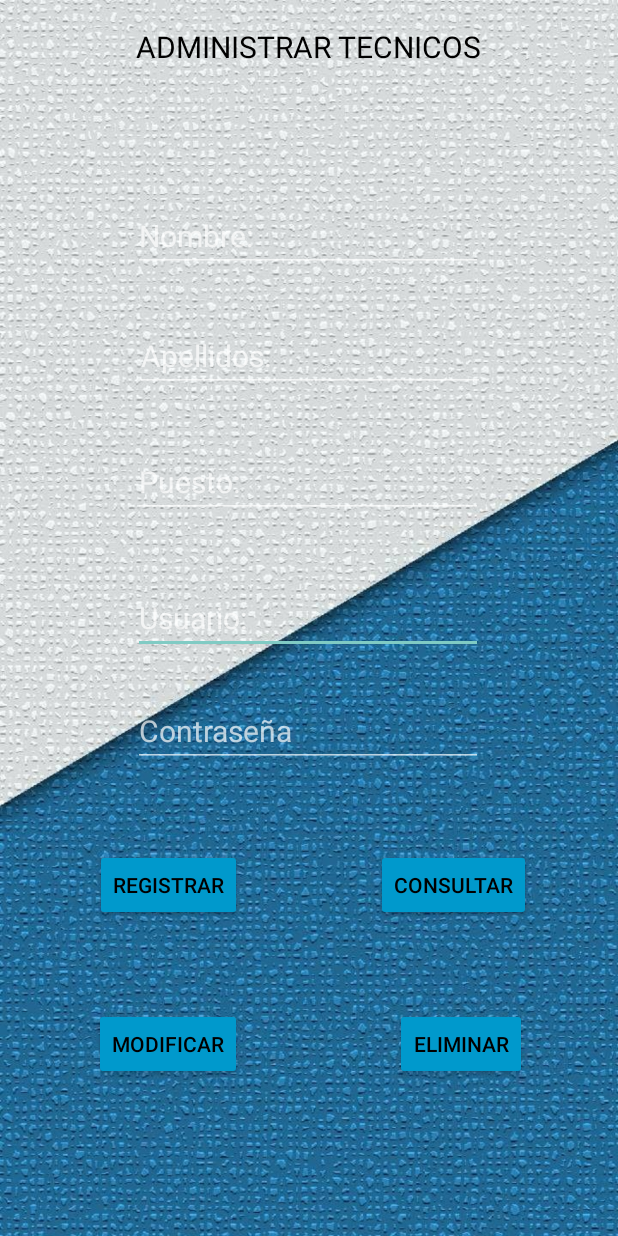
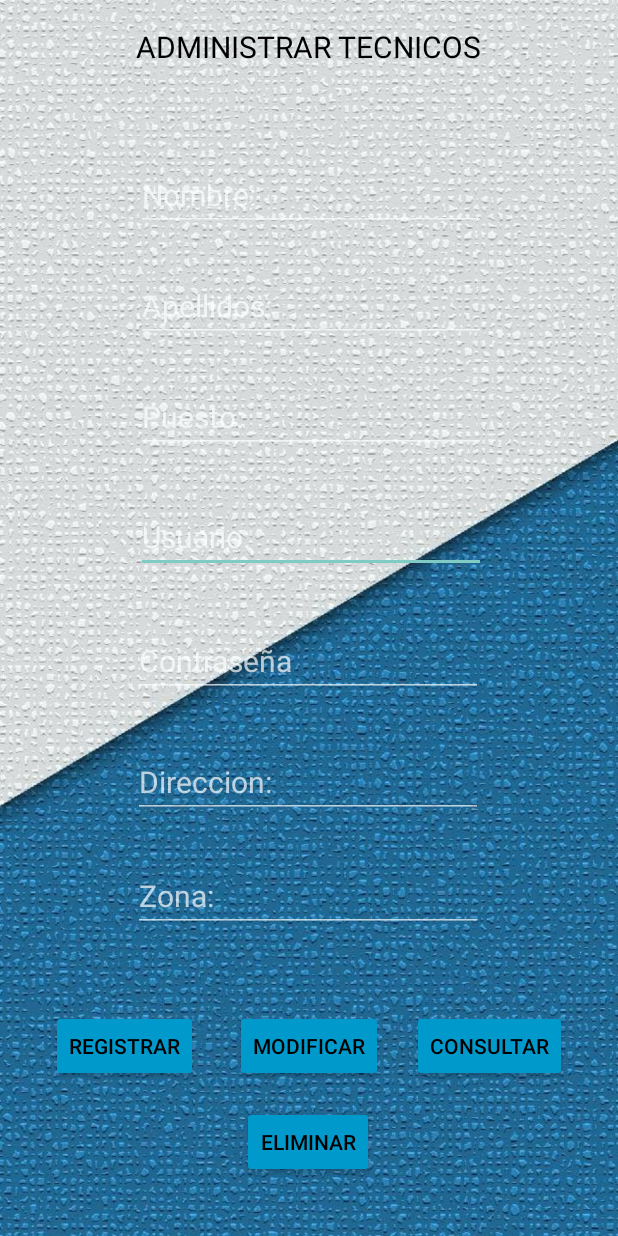
Before and after one commit to DosDeCarnitas1/MultiserviciosCRA, an Android app: the CrudTecnicos screen opened directly, with no data from a screen before it, on a phone screen of 412 x 824 dp. Run offline under Robolectric (Android 15) with nearby library versions, the phone set to English and light mode, and no system bars; our stand-ins replace Volley.

Commit message:
Cambios en las vistas

```diff
--- a/app/src/main/java/com/example/multiservicioscra/CrudTecnicos.java
+++ b/app/src/main/java/com/example/multiservicioscra/CrudTecnicos.java
@@ -27,7 +27,7 @@ import java.util.Map;
 
 public class CrudTecnicos extends AppCompatActivity {
 
-    EditText etnombreEmp, etapellidoEmp, etpuesto, etusuarioEmp, etcontraseñaEmp;
+    EditText etnombreEmp, etapellidoEmp, etpuesto, etusuarioEmp, etcontraseñaEmp, etdomicilioEmp, etzonaEmp;
     Button btnregistrar, btnconsultar, btnmodificar, btneliminar;
 
     RequestQueue requestQueue;
@@ -44,6 +44,8 @@ public class CrudTecnicos extends AppCompatActivity {
         etpuesto = findViewById(R.id.etpuesto);
         etusuarioEmp = findViewById(R.id.etusuarioEmp);
         etcontraseñaEmp = findViewById(R.id.etcontraseñaEmp);
+        etdomicilioEmp = findViewById(R.id.etusuarioDirEmp);
+        etzonaEmp = findViewById(R.id.etusuarioZonaEmp);
 
         btnregistrar = findViewById(R.id.btnregistrar);
         btnconsultar = findViewById(R.id.btnconsultar);
@@ -94,6 +96,8 @@ public class CrudTecnicos extends AppCompatActivity {
                     etpuesto.setText("");
                     etusuarioEmp.setText("");
                     etcontraseñaEmp.setText("");
+                    etdomicilioEmp.setText("");
+                    etzonaEmp.setText("");
 
                     idEmpleado = 0;
                 } else {
@@ -118,6 +122,8 @@ public class CrudTecnicos extends AppCompatActivity {
                 parametros.put("puesto", etpuesto.getText().toString());
                 parametros.put("usuario", etusuarioEmp.getText().toString());
                 parametros.put("password", etcontraseñaEmp.getText().toString());
+                parametros.put("domicilio", etdomicilioEmp.getText().toString());
+                parametros.put("zona", etzonaEmp.getText().toString());
                 parametros.put("tipo", "Empleado");
 
                 if(idEmpleado != 0){
@@ -153,6 +159,8 @@ public class CrudTecnicos extends AppCompatActivity {
                                 etpuesto.setText(jsonObject.getString("puesto"));
                                 etusuarioEmp.setText(jsonObject.getString("name"));
                                 etcontraseñaEmp.setText(jsonObject.getString("password"));
+                                etdomicilioEmp.setText(jsonObject.getString("domicilio"));
+                                etzonaEmp.setText(jsonObject.getString("zona"));
                                 idEmpleado = Integer.parseInt(jsonObject.getString("id"));
 
                             }//cierre del try
@@ -173,6 +181,8 @@ public class CrudTecnicos extends AppCompatActivity {
                         etpuesto.setText("");
                         etusuarioEmp.setText("");
                         etcontraseñaEmp.setText("");
+                        etdomicilioEmp.setText("");
+                        etzonaEmp.setText("");
                     }
 
                 });
--- a/app/src/main/res/layout/activity_crud_tecnicos.xml
+++ b/app/src/main/res/layout/activity_crud_tecnicos.xml
@@ -32,9 +32,42 @@
         android:textSize="20sp"
         app:layout_constraintBottom_toBottomOf="parent"
         app:layout_constraintEnd_toEndOf="parent"
+        app:layout_constraintHorizontal_bias="0.508"
+        app:layout_constraintStart_toStartOf="parent"
+        app:layout_constraintTop_toTopOf="parent"
+        app:layout_constraintVertical_bias="0.43" />
+
+    <EditText
+        android:id="@+id/etusuarioDirEmp"
+        android:layout_width="wrap_content"
+        android:layout_height="wrap_content"
+        android:ems="10"
+        android:hint="Direccion:"
+        android:inputType="textPersonName"
+        android:textColor="@color/black"
+        android:textSize="20sp"
+        app:layout_constraintBottom_toBottomOf="parent"
+        app:layout_constraintEnd_toEndOf="parent"
         app:layout_constraintHorizontal_bias="0.497"
         app:layout_constraintStart_toStartOf="parent"
-        app:layout_constraintTop_toTopOf="parent" />
+        app:layout_constraintTop_toTopOf="parent"
+        app:layout_constraintVertical_bias="0.641" />
+
+    <EditText
+        android:id="@+id/etusuarioZonaEmp"
+        android:layout_width="wrap_content"
+        android:layout_height="wrap_content"
+        android:ems="10"
+        android:hint="Zona:"
+        android:inputType="textPersonName"
+        android:textColor="@color/black"
+        android:textSize="20sp"
+        app:layout_constraintBottom_toBottomOf="parent"
+        app:layout_constraintEnd_toEndOf="parent"
+        app:layout_constraintHorizontal_bias="0.497"
+        app:layout_constraintStart_toStartOf="parent"
+        app:layout_constraintTop_toTopOf="parent"
+        app:layout_constraintVertical_bias="0.739" />
 
     <EditText
         android:id="@+id/etpuesto"
@@ -47,10 +80,10 @@
         android:textSize="20sp"
         app:layout_constraintBottom_toBottomOf="parent"
         app:layout_constraintEnd_toEndOf="parent"
-        app:layout_constraintHorizontal_bias="0.497"
+        app:layout_constraintHorizontal_bias="0.508"
         app:layout_constraintStart_toStartOf="parent"
         app:layout_constraintTop_toTopOf="parent"
-        app:layout_constraintVertical_bias="0.383" />
+        app:layout_constraintVertical_bias="0.327" />
 
     <EditText
         android:id="@+id/etapellidoEmp"
@@ -63,10 +96,10 @@
         android:textSize="20sp"
         app:layout_constraintBottom_toBottomOf="parent"
         app:layout_constraintEnd_toEndOf="parent"
-        app:layout_constraintHorizontal_bias="0.502"
+        app:layout_constraintHorizontal_bias="0.508"
         app:layout_constraintStart_toStartOf="parent"
         app:layout_constraintTop_toTopOf="parent"
-        app:layout_constraintVertical_bias="0.275" />
+        app:layout_constraintVertical_bias="0.232" />
 
     <EditText
         android:id="@+id/etnombreEmp"
@@ -79,10 +112,10 @@
         android:textSize="20sp"
         app:layout_constraintBottom_toBottomOf="parent"
         app:layout_constraintEnd_toEndOf="parent"
-        app:layout_constraintHorizontal_bias="0.497"
+        app:layout_constraintHorizontal_bias="0.508"
         app:layout_constraintStart_toStartOf="parent"
         app:layout_constraintTop_toTopOf="parent"
-        app:layout_constraintVertical_bias="0.172" />
+        app:layout_constraintVertical_bias="0.137" />
 
     <EditText
         android:id="@+id/etcontraseñaEmp"
@@ -98,7 +131,7 @@
         app:layout_constraintHorizontal_bias="0.497"
         app:layout_constraintStart_toStartOf="parent"
         app:layout_constraintTop_toTopOf="parent"
-        app:layout_constraintVertical_bias="0.597" />
+        app:layout_constraintVertical_bias="0.537" />
 
     <Button
         android:id="@+id/btneliminar"
@@ -109,10 +142,10 @@
         android:textColor="@color/black"
         app:layout_constraintBottom_toBottomOf="parent"
         app:layout_constraintEnd_toEndOf="parent"
-        app:layout_constraintHorizontal_bias="0.813"
+        app:layout_constraintHorizontal_bias="0.498"
         app:layout_constraintStart_toStartOf="parent"
         app:layout_constraintTop_toTopOf="parent"
-        app:layout_constraintVertical_bias="0.866" />
+        app:layout_constraintVertical_bias="0.95" />
 
     <Button
         android:id="@+id/btnmodificar"
@@ -123,10 +156,9 @@
         android:textColor="@color/black"
         app:layout_constraintBottom_toBottomOf="parent"
         app:layout_constraintEnd_toEndOf="parent"
-        app:layout_constraintHorizontal_bias="0.2"
         app:layout_constraintStart_toStartOf="parent"
         app:layout_constraintTop_toTopOf="parent"
-        app:layout_constraintVertical_bias="0.866" />
+        app:layout_constraintVertical_bias="0.868" />
 
     <Button
         android:id="@+id/btnconsultar"
@@ -137,10 +169,10 @@
         android:textColor="@color/black"
         app:layout_constraintBottom_toBottomOf="parent"
         app:layout_constraintEnd_toEndOf="parent"
-        app:layout_constraintHorizontal_bias="0.813"
+        app:layout_constraintHorizontal_bias="0.889"
         app:layout_constraintStart_toStartOf="parent"
         app:layout_constraintTop_toTopOf="parent"
-        app:layout_constraintVertical_bias="0.729" />
+        app:layout_constraintVertical_bias="0.868" />
 
     <Button
         android:id="@+id/btnregistrar"
@@ -151,9 +183,9 @@
         android:textColor="@color/black"
         app:layout_constraintBottom_toBottomOf="parent"
         app:layout_constraintEnd_toEndOf="parent"
-        app:layout_constraintHorizontal_bias="0.201"
+        app:layout_constraintHorizontal_bias="0.108"
         app:layout_constraintStart_toStartOf="parent"
         app:layout_constraintTop_toTopOf="parent"
-        app:layout_constraintVertical_bias="0.729" />
+        app:layout_constraintVertical_bias="0.868" />
 
 </androidx.constraintlayout.widget.ConstraintLayout>
```
Also changed, not shown: app/src/main/AndroidManifest.xml (+11 -12 lines), app/src/main/java/com/example/multiservicioscra/activity_tickets.java (added, +30 -0 lines), app/src/main/res/drawable/prueba1.xml (added, +11 -0 lines), app/src/main/res/layout/activity_tickets.xml (added, +106 -0 lines), app/src/main/res/drawable/refacciones.jpg (added), app/src/main/res/drawable/tecnico2.jpeg (added), app/src/main/res/drawable/ticket.jpeg (added), 5 other files.
